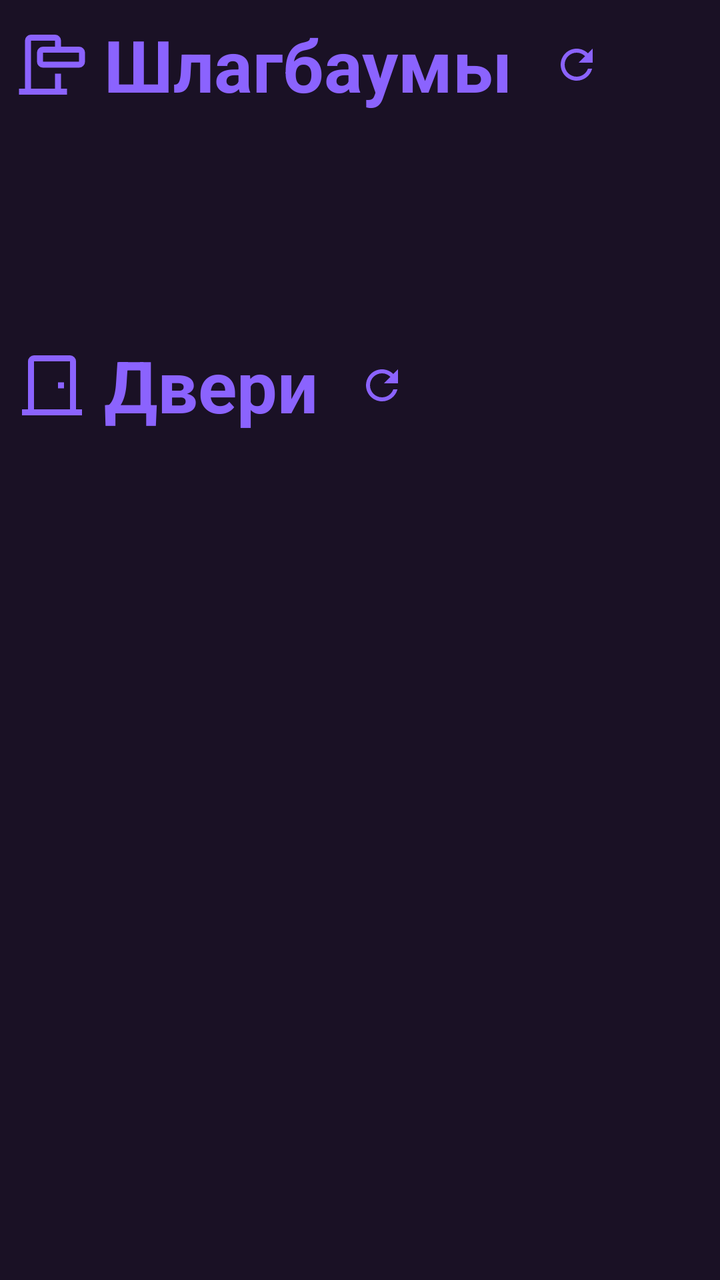
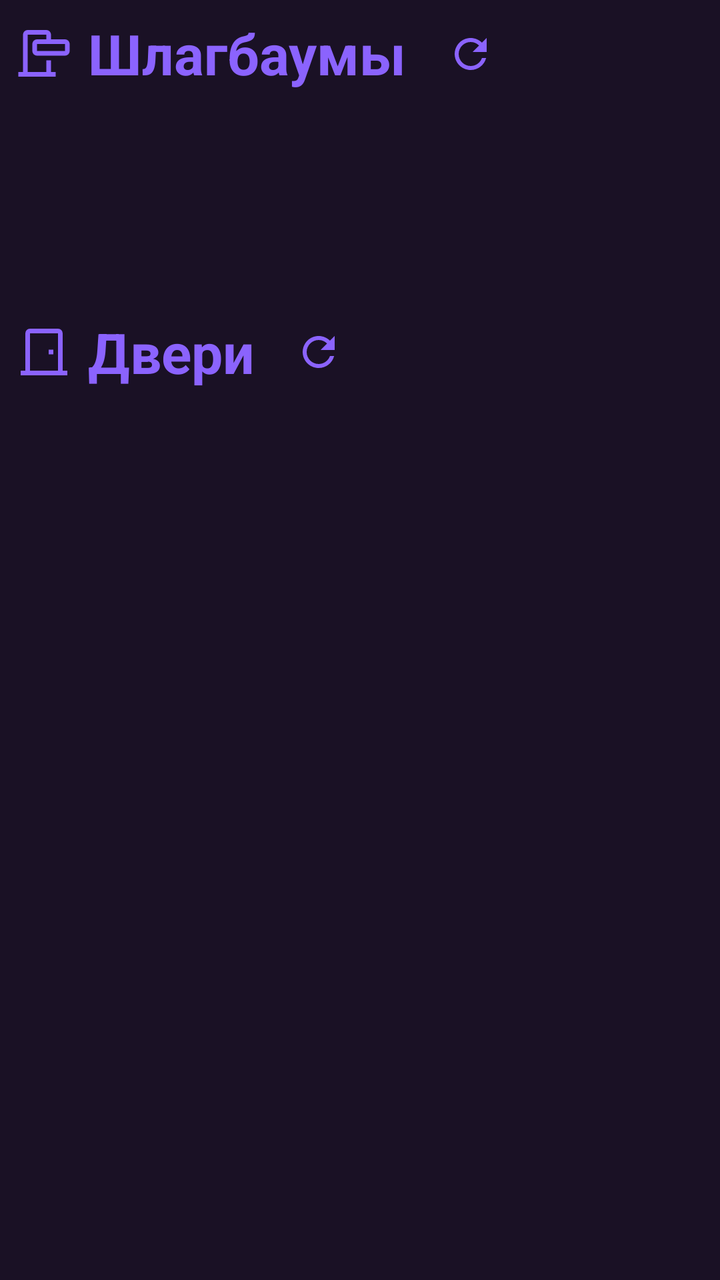

Screens rendered from an Android XML layout before and after an edit, with the pre-edit source and the edit as a unified diff.
<!-- AndroidManifest.xml: application theme Theme.RTKar -->
<!-- res/layout/fragment_settings.xml -->
<?xml version="1.0" encoding="utf-8"?>
<androidx.core.widget.NestedScrollView xmlns:android="http://schemas.android.com/apk/res/android"
    xmlns:app="http://schemas.android.com/apk/res-auto"
    xmlns:tools="http://schemas.android.com/tools"
    android:layout_width="match_parent"
    android:layout_height="match_parent"
    android:fillViewport="true"
    tools:context=".ui.settings.SettingsFragment">

<androidx.constraintlayout.widget.ConstraintLayout
    android:layout_width="match_parent"
    android:layout_height="wrap_content"
    android:padding="8dp">

    <ImageView
        android:id="@+id/barriers_icon"
        android:layout_width="36sp"
        android:layout_height="36sp"
        android:src="@drawable/ic_barrier_24dp"
        app:tint="?android:attr/textColorPrimary"
        android:scaleType="fitCenter"
        app:layout_constraintStart_toStartOf="parent"
        app:layout_constraintTop_toTopOf="@id/barriers_label"
        app:layout_constraintBottom_toBottomOf="@id/barriers_label" />

    <TextView
        android:id="@+id/barriers_label"
        android:layout_width="wrap_content"
        android:layout_height="wrap_content"
        android:textColor="?android:attr/textColorPrimary"
        android:text="@string/settings_barriers_label"
        android:textSize="36sp"
        android:textStyle="bold"
        android:layout_marginStart="8dp"
        app:layout_constraintStart_toEndOf="@id/barriers_icon"
        app:layout_constraintTop_toTopOf="parent" />

    <ImageButton
        android:id="@+id/barriers_reload_button"
        android:layout_width="48dp"
        android:layout_height="48dp"
        android:layout_marginStart="8dp"
        android:background="?attr/selectableItemBackgroundBorderless"
        android:contentDescription="@string/settings_reload_content_description"
        android:src="@drawable/ic_reload_black_24dp"
        app:layout_constraintStart_toEndOf="@id/barriers_label"
        app:layout_constraintTop_toTopOf="@id/barriers_label"
        app:layout_constraintBottom_toBottomOf="@id/barriers_label" />

    <androidx.recyclerview.widget.RecyclerView
        android:id="@+id/barriers_recycler_view"
        android:layout_width="match_parent"
        android:layout_height="wrap_content"
        android:layout_marginTop="8dp"
        android:minHeight="100dp"
        android:nestedScrollingEnabled="true"
        app:layout_constraintEnd_toEndOf="parent"
        app:layout_constraintStart_toStartOf="parent"
        app:layout_constraintTop_toBottomOf="@id/barriers_label" />

    <ImageView
        android:id="@+id/doors_icon"
        android:layout_width="36sp"
        android:layout_height="36sp"
        android:src="@drawable/ic_door_24dp"
        app:tint="?android:attr/textColorPrimary"
        android:scaleType="fitCenter"
        app:layout_constraintStart_toStartOf="parent"
        app:layout_constraintTop_toTopOf="@id/doors_label"
        app:layout_constraintBottom_toBottomOf="@id/doors_label" />

    <TextView
        android:id="@+id/doors_label"
        android:layout_width="wrap_content"
        android:layout_height="wrap_content"
        android:layout_marginTop="4dp"
        android:layout_marginStart="8dp"
        android:text="@string/settings_doors_label"
        android:textColor="?android:attr/textColorPrimary"
        android:textSize="36sp"
        android:textStyle="bold"
        app:layout_constraintStart_toEndOf="@id/doors_icon"
        app:layout_constraintTop_toBottomOf="@id/barriers_recycler_view" />

    <ImageButton
        android:id="@+id/doors_reload_button"
        android:layout_width="48dp"
        android:layout_height="48dp"
        android:layout_marginStart="8dp"
        android:background="?attr/selectableItemBackgroundBorderless"
        android:contentDescription="@string/settings_reload_content_description"
        android:src="@drawable/ic_reload_black_24dp"
        app:layout_constraintStart_toEndOf="@id/doors_label"
        app:layout_constraintTop_toTopOf="@id/doors_label"
        app:layout_constraintBottom_toBottomOf="@id/doors_label" />

    <androidx.recyclerview.widget.RecyclerView
        android:id="@+id/doors_recycler_view"
        android:layout_width="match_parent"
        android:layout_height="wrap_content"
        android:layout_marginTop="8dp"
        android:minHeight="100dp"
        android:nestedScrollingEnabled="true"
        app:layout_constraintEnd_toEndOf="parent"
        app:layout_constraintStart_toStartOf="parent"
        app:layout_constraintTop_toBottomOf="@id/doors_label" />

    <ProgressBar
        android:id="@+id/loading_progress"
        android:layout_width="wrap_content"
        android:layout_height="wrap_content"
        android:visibility="gone"
        app:layout_constraintBottom_toBottomOf="@id/barriers_recycler_view"
        app:layout_constraintEnd_toEndOf="parent"
        app:layout_constraintStart_toStartOf="parent"
        app:layout_constraintTop_toTopOf="@id/barriers_recycler_view" />

    <TextView
        android:id="@+id/error_text"
        android:layout_width="wrap_content"
        android:layout_height="wrap_content"
        android:visibility="gone"
        android:textColor="?attr/errorColor"
        app:layout_constraintBottom_toBottomOf="@id/barriers_recycler_view"
        app:layout_constraintEnd_toEndOf="parent"
        app:layout_constraintStart_toStartOf="parent"
        app:layout_constraintTop_toTopOf="@id/barriers_recycler_view" />

    <TextView
        android:id="@+id/barriers_empty_text"
        android:layout_width="wrap_content"
        android:layout_height="wrap_content"
        android:text="@string/settings_barriers_empty"
        android:visibility="gone"
        app:layout_constraintEnd_toEndOf="@id/barriers_recycler_view"
        app:layout_constraintStart_toStartOf="@id/barriers_recycler_view"
        app:layout_constraintTop_toTopOf="@id/barriers_recycler_view" />

    <TextView
        android:id="@+id/doors_empty_text"
        android:layout_width="wrap_content"
        android:layout_height="wrap_content"
        android:text="@string/settings_doors_empty"
        android:visibility="gone"
        app:layout_constraintEnd_toEndOf="@id/doors_recycler_view"
        app:layout_constraintStart_toStartOf="@id/doors_recycler_view"
        app:layout_constraintTop_toTopOf="@id/doors_recycler_view" />

</androidx.constraintlayout.widget.ConstraintLayout>

</androidx.core.widget.NestedScrollView>
<!-- resources referenced by this layout -->
<resources>
  <string name="settings_barriers_label">Шлагбаумы</string>
  <string name="settings_doors_empty">Нет доступных дверей</string>
  <string name="settings_doors_label">Двери</string>
  <color name="icon_button_tint">@color/white</color>
  <color name="header_background">@color/purple_avg_1</color>
  <color name="status_bar">@color/purple_avg_1</color>
  <color name="header_text">@color/purple_light_3</color>
  <color name="button_secondary">@color/purple_avg_3</color>
  <color name="background_secondary">@color/purple_avg_1</color>
  <color name="button_secondary_text">@color/purple_light_1</color>
  <color name="background_primary">@color/purple_dark</color>
  <color name="text_primary">@color/purple_light_1</color>
  <color name="text_secondary">@color/purple_light_1</color>
  <color name="card_background_active">@color/purple_avg_2</color>
  <color name="card_stroke_active">@color/purple_dark</color>
  <color name="card_background_loading">@color/green_dark</color>
  <color name="card_stroke_loading">@color/purple_dark</color>
  <color name="card_stroke_inactive">@color/purple_dark</color>
  <color name="card_background_selected">@color/green_dark</color>
  <color name="card_stroke_selected">@color/purple_dark</color>
  <color name="error_color">@color/red</color>
  <color name="delete_button_color">@color/red</color>
  <style name="Widget.RTKar.BottomNavigationView" parent="Widget.MaterialComponents.BottomNavigationView">
          <item name="backgroundTint">@color/nav_bar_background</item>
          <item name="itemIconTint">@color/nav_bar_icon_color_selector</item>
          <item name="itemTextColor">@color/nav_bar_text_color_selector</item>
          <item name="itemRippleColor">@color/nav_bar_item_text_selected</item>
      </style>
  <style name="Widget.RTKar.NavigationView" parent="Widget.MaterialComponents.NavigationView">
          <item name="itemIconTint">@color/nav_drawer_icon_color_selector</item>
          <item name="itemTextColor">@color/nav_drawer_text_color_selector</item>
          <item name="itemBackground">@drawable/nav_drawer_item_background_selector</item>
          <item name="android:background">@color/nav_drawer_background</item>
      </style>
  <color name="white">#FFFFFFFF</color>
  <color name="purple_avg_1">#30293b</color>
  <color name="purple_light_3">#e6d9f5</color>
  <color name="purple_avg_3">#3c2e52</color>
  <color name="purple_light_1">#8b63fe</color>
  <color name="purple_dark">#1a1125</color>
  <color name="purple_avg_2">#332a41</color>
  <color name="green_dark">#2e5956</color>
  <color name="purple_light_2">#7b6f98</color>
  <color name="red">#F44336</color>
  <color name="nav_bar_background">@color/purple_avg_1</color>
  <color name="nav_bar_item_text_selected">@color/green_light</color>
  <color name="nav_drawer_background">@color/purple_avg_1</color>
  <color name="green_light">#57d9b7</color>
  <!-- unchanged entries left out for length: 10 -->
</resources>

<!-- the commit's change to res/layout/fragment_settings.xml (unified diff, before → after) -->
@@ -14,8 +14,8 @@
 
     <ImageView
         android:id="@+id/barriers_icon"
-        android:layout_width="36sp"
-        android:layout_height="36sp"
+        android:layout_width="@dimen/icon_size_large"
+        android:layout_height="@dimen/icon_size_large"
         android:src="@drawable/ic_barrier_24dp"
         app:tint="?android:attr/textColorPrimary"
         android:scaleType="fitCenter"
@@ -29,7 +29,7 @@
         android:layout_height="wrap_content"
         android:textColor="?android:attr/textColorPrimary"
         android:text="@string/settings_barriers_label"
-        android:textSize="36sp"
+        android:textSize="@dimen/text_size_large"
         android:textStyle="bold"
         android:layout_marginStart="8dp"
         app:layout_constraintStart_toEndOf="@id/barriers_icon"
@@ -37,8 +37,8 @@
 
     <ImageButton
         android:id="@+id/barriers_reload_button"
-        android:layout_width="48dp"
-        android:layout_height="48dp"
+        android:layout_width="@dimen/icon_size_medium"
+        android:layout_height="@dimen/icon_size_medium"
         android:layout_marginStart="8dp"
         android:background="?attr/selectableItemBackgroundBorderless"
         android:contentDescription="@string/settings_reload_content_description"
@@ -60,8 +60,8 @@
 
     <ImageView
         android:id="@+id/doors_icon"
-        android:layout_width="36sp"
-        android:layout_height="36sp"
+        android:layout_width="@dimen/icon_size_large"
+        android:layout_height="@dimen/icon_size_large"
         android:src="@drawable/ic_door_24dp"
         app:tint="?android:attr/textColorPrimary"
         android:scaleType="fitCenter"
@@ -77,15 +77,15 @@
         android:layout_marginStart="8dp"
         android:text="@string/settings_doors_label"
         android:textColor="?android:attr/textColorPrimary"
-        android:textSize="36sp"
+        android:textSize="@dimen/text_size_large"
         android:textStyle="bold"
         app:layout_constraintStart_toEndOf="@id/doors_icon"
         app:layout_constraintTop_toBottomOf="@id/barriers_recycler_view" />
 
     <ImageButton
         android:id="@+id/doors_reload_button"
-        android:layout_width="48dp"
-        android:layout_height="48dp"
+        android:layout_width="@dimen/icon_size_medium"
+        android:layout_height="@dimen/icon_size_medium"
         android:layout_marginStart="8dp"
         android:background="?attr/selectableItemBackgroundBorderless"
         android:contentDescription="@string/settings_reload_content_description"
<!-- resource entries referenced after the edit -->
@@ -1,5 +1,8 @@
 <!-- resources referenced by this layout -->
 <resources>
+  <dimen name="icon_size_large">28dp</dimen>
+  <dimen name="icon_size_medium">48dp</dimen>
+  <dimen name="text_size_large">28sp</dimen>
   <string name="settings_barriers_label">Шлагбаумы</string>
   <string name="settings_doors_empty">Нет доступных дверей</string>
   <string name="settings_doors_label">Двери</string>
@@ -27,12 +30,15 @@
           <item name="itemIconTint">@color/nav_bar_icon_color_selector</item>
           <item name="itemTextColor">@color/nav_bar_text_color_selector</item>
           <item name="itemRippleColor">@color/nav_bar_item_text_selected</item>
+          <item name="itemTextAppearanceActive">@style/TextAppearance.RTKar.BottomNavigation.Active</item>
+          <item name="itemTextAppearanceInactive">@style/TextAppearance.RTKar.BottomNavigation.Inactive</item>
       </style>
   <style name="Widget.RTKar.NavigationView" parent="Widget.MaterialComponents.NavigationView">
           <item name="itemIconTint">@color/nav_drawer_icon_color_selector</item>
           <item name="itemTextColor">@color/nav_drawer_text_color_selector</item>
           <item name="itemBackground">@drawable/nav_drawer_item_background_selector</item>
           <item name="android:background">@color/nav_drawer_background</item>
+          <item name="itemTextAppearance">@style/TextAppearance.RTKar.NavigationDrawer</item>
       </style>
   <color name="white">#FFFFFFFF</color>
   <color name="purple_avg_1">#30293b</color>
@@ -46,8 +52,18 @@
   <color name="red">#F44336</color>
   <color name="nav_bar_background">@color/purple_avg_1</color>
   <color name="nav_bar_item_text_selected">@color/green_light</color>
+  <style name="TextAppearance.RTKar.BottomNavigation.Active" parent="TextAppearance.MaterialComponents.Caption">
+          <item name="android:textSize">@dimen/text_size_medium</item>
+      </style>
+  <style name="TextAppearance.RTKar.BottomNavigation.Inactive" parent="TextAppearance.MaterialComponents.Caption">
+          <item name="android:textSize">@dimen/text_size_medium</item>
+      </style>
   <color name="nav_drawer_background">@color/purple_avg_1</color>
+  <style name="TextAppearance.RTKar.NavigationDrawer" parent="TextAppearance.MaterialComponents.Body1">
+          <item name="android:textSize">@dimen/text_size_medium</item>
+      </style>
   <color name="green_light">#57d9b7</color>
+  <dimen name="text_size_medium">16sp</dimen>
   <!-- unchanged entries left out for length: 10 -->
 </resources>
 
